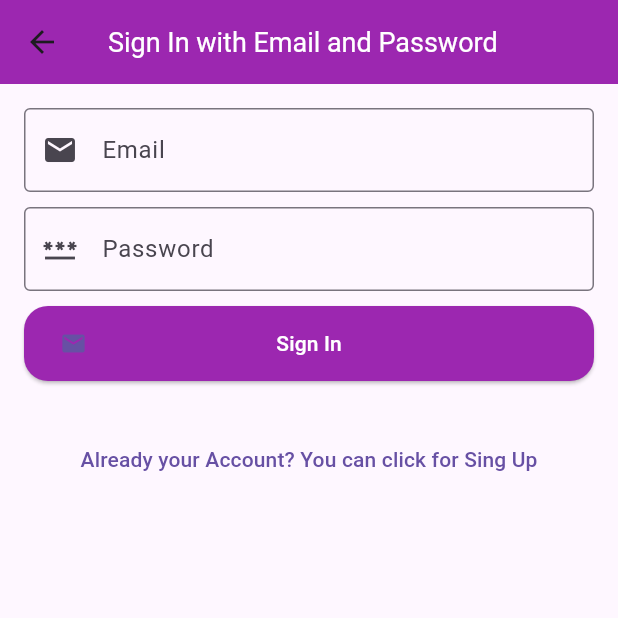
After one commit to suleymansurucu/flutter_live_chat_project, a Flutter app: the SignInEmailPasswordAndSignUp screen opened directly, on a phone screen of 412 x 824 dp, the top half of it. The commit adds this screen. Run offline on Flutter 3.47's test engine with Material 3 defaults, Android fonts, the phone set to English and light mode, and no system bars; our stand-ins replace firebase_auth, firebase_core, get_it, google_sign_in; accounts and stored records are empty; generated files the repository leaves out were written again; statements that could not run were skipped.

Commit message:
create - sign in and sign up page

```diff
--- /dev/null
+++ b/lib/app/sign_in/sign_in_email_password_and_sign_up.dart
@@ -0,0 +1,85 @@
+import 'package:flutter/material.dart';
+import 'package:flutter_chat_projects/common_widget/social_log_in_button.dart';
+
+class SignInEmailPasswordAndSignUp extends StatefulWidget {
+  const SignInEmailPasswordAndSignUp({super.key});
+
+  @override
+  State<SignInEmailPasswordAndSignUp> createState() =>
+      _SignInEmailPasswordAndSignUpState();
+}
+
+class _SignInEmailPasswordAndSignUpState
+    extends State<SignInEmailPasswordAndSignUp> {
+  late String _email, _password;
+  final _formKey=GlobalKey<FormState>();
+
+  void _formSubmit(context) {
+    if (_formKey.currentState != null) {
+      _formKey.currentState!.save();
+    } else {
+      print("Error: _formKey.currentState is null");
+    }  }
+
+
+  @override
+  Widget build(BuildContext context) {
+    return Scaffold(
+        appBar: AppBar(
+          title: const Text('Sign In with Email and Password'),
+          backgroundColor: Colors.purple,
+          titleTextStyle: const TextStyle(color: Colors.white, fontSize: 18),
+        ),
+        body: SingleChildScrollView(
+            child: Padding(
+          padding: const EdgeInsets.all(16.0),
+          child: Form(
+            key: _formKey,
+              child: Column(
+            children: [
+              TextFormField(
+                keyboardType: TextInputType.emailAddress,
+                decoration: InputDecoration(
+                    prefixIcon: Icon(Icons.email),
+                    hintText: 'Email',
+                    labelText: 'Email',
+                    border: OutlineInputBorder()),
+                onSaved: (text) {
+                  _email = text!;
+                },
+              ),
+              SizedBox(height: 10),
+              TextFormField(
+                obscureText: true,
+                decoration: InputDecoration(
+                    prefixIcon: Icon(Icons.password),
+                    hintText: 'Password',
+                    labelText: 'Password',
+                    border: OutlineInputBorder()),
+                onSaved: (text) {
+                  _password = text!;
+                },
+              ),
+              SizedBox(
+                height: 10,
+              ),
+              SocialLogInButton(
+                  buttonText: 'Sign In',
+                  buttonColor: Colors.purple,
+                  textColor: Colors.white,
+                  buttonIcon: Icon(Icons.email),
+                  onPressed: (){if (_formKey.currentState!.validate()) {
+                    _formKey.currentState!.save();
+                  } else {
+                    print("Form is not valid!");
+                  }}),
+              SizedBox(
+                height: 12,
+              ),
+              TextButton(onPressed: (){}, child: Text('Already your Account? You can click for Sing Up')),
+            ],
+          )),
+        )));
+  }
+
+}
```
Also changed, not shown: lib/app/sign_in/sign_in_page.dart (renamed from lib/sign_in_page.dart, +35 -35 lines).
